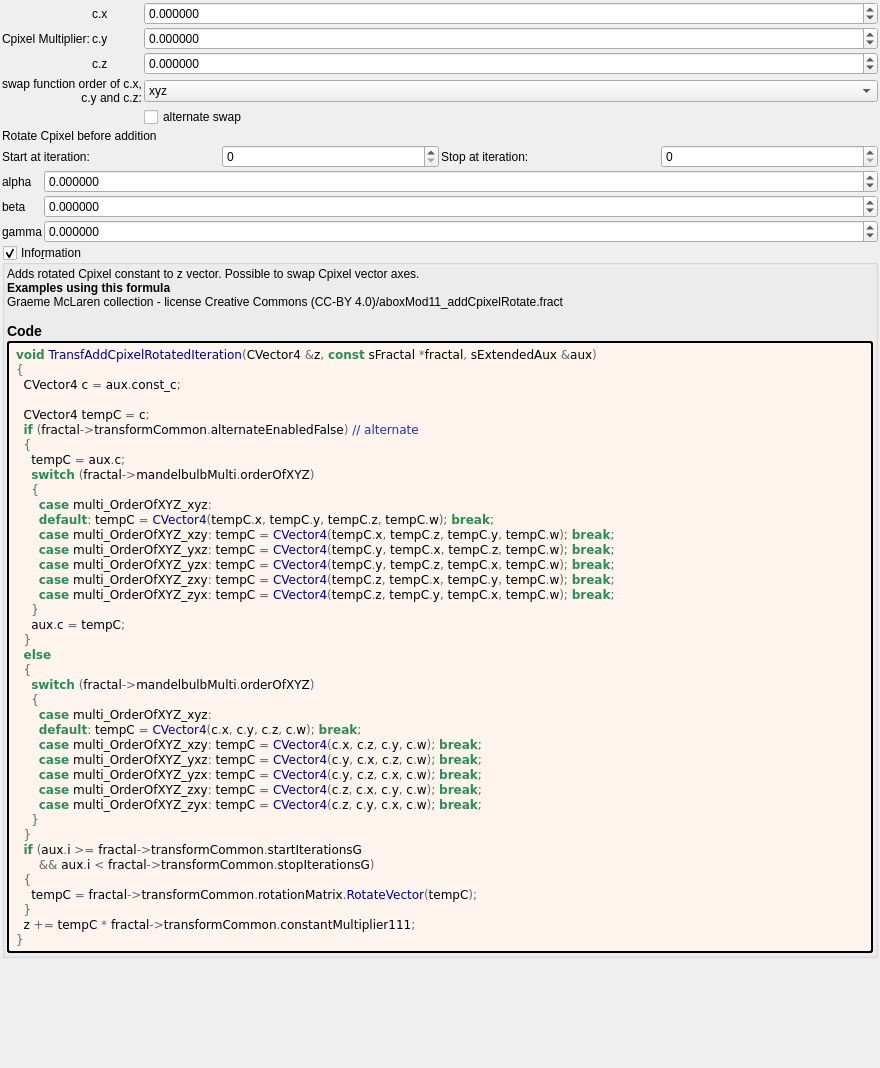
First picture: the form in mandelbulber2/formula/ui/transf_add_cpixel_rotated.ui, repository buddhi1980/mandelbulber2, before the edit.
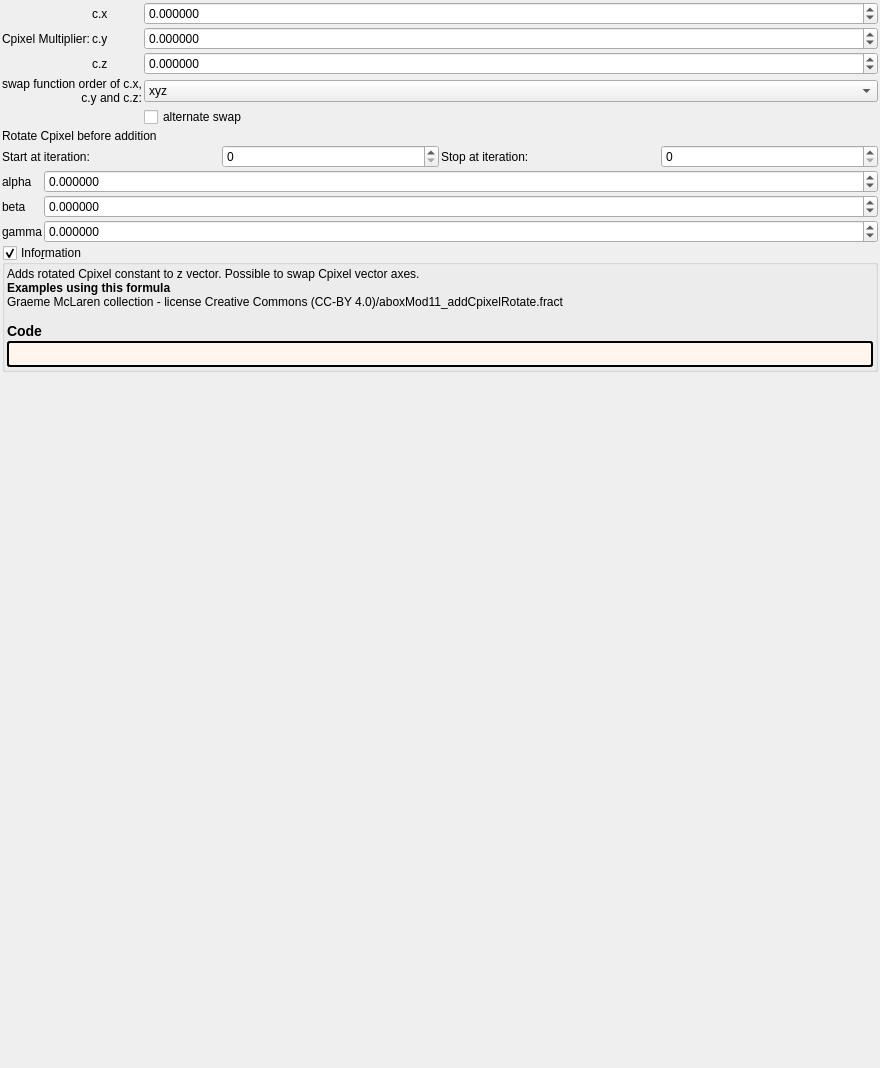
Second picture: the form after the edit. Custom widgets are drawn as their Qt base class.

Diff of the .ui file:
```diff
--- a/mandelbulber2/formula/ui/transf_add_cpixel_rotated.ui
+++ b/mandelbulber2/formula/ui/transf_add_cpixel_rotated.ui
@@ -423,49 +423,7 @@
          <string notr="true">border-style: outset; border-width: 2px; border-radius: 3px; border-color: black; background-color: #fff5ee; padding: 4px;</string>
         </property>
         <property name="text">
-         <string notr="true">&lt;body style=&quot;background-color:#fff5ee&quot;&gt;
-&lt;pre style=&quot;color:#000000; background-color:#fff5ee;  font-family:'Courier New',monospace;&quot;&gt;&lt;span style=&quot;color:#2e8b57; font-weight:bold&quot;&gt;void&lt;/span&gt; &lt;span style=&quot;color:#00008f&quot;&gt;TransfAddCpixelRotatedIteration&lt;/span&gt;&lt;span style=&quot;color:#676767&quot;&gt;(&lt;/span&gt;CVector4 &lt;span style=&quot;color:#676767&quot;&gt;&amp;amp;&lt;/span&gt;z&lt;span style=&quot;color:#676767&quot;&gt;,&lt;/span&gt; &lt;span style=&quot;color:#2e8b57; font-weight:bold&quot;&gt;const&lt;/span&gt; sFractal &lt;span style=&quot;color:#676767&quot;&gt;*&lt;/span&gt;fractal&lt;span style=&quot;color:#676767&quot;&gt;,&lt;/span&gt; sExtendedAux &lt;span style=&quot;color:#676767&quot;&gt;&amp;amp;&lt;/span&gt;aux&lt;span style=&quot;color:#676767&quot;&gt;)&lt;/span&gt;
-&lt;span style=&quot;color:#676767&quot;&gt;{&lt;/span&gt;
-  CVector4 c &lt;span style=&quot;color:#676767&quot;&gt;=&lt;/span&gt; aux&lt;span style=&quot;color:#676767&quot;&gt;.&lt;/span&gt;const_c&lt;span style=&quot;color:#676767&quot;&gt;;&lt;/span&gt;
-
-  CVector4 tempC &lt;span style=&quot;color:#676767&quot;&gt;=&lt;/span&gt; c&lt;span style=&quot;color:#676767&quot;&gt;;&lt;/span&gt;
-  &lt;span style=&quot;color:#2e8b57; font-weight:bold&quot;&gt;if&lt;/span&gt; &lt;span style=&quot;color:#676767&quot;&gt;(&lt;/span&gt;fractal&lt;span style=&quot;color:#676767&quot;&gt;-&amp;gt;&lt;/span&gt;transformCommon&lt;span style=&quot;color:#676767&quot;&gt;.&lt;/span&gt;alternateEnabledFalse&lt;span style=&quot;color:#676767&quot;&gt;)&lt;/span&gt; &lt;span style=&quot;color:#2929cc&quot;&gt;// alternate&lt;/span&gt;
-  &lt;span style=&quot;color:#676767&quot;&gt;{&lt;/span&gt;
-    tempC &lt;span style=&quot;color:#676767&quot;&gt;=&lt;/span&gt; aux&lt;span style=&quot;color:#676767&quot;&gt;.&lt;/span&gt;c&lt;span style=&quot;color:#676767&quot;&gt;;&lt;/span&gt;
-    &lt;span style=&quot;color:#2e8b57; font-weight:bold&quot;&gt;switch&lt;/span&gt; &lt;span style=&quot;color:#676767&quot;&gt;(&lt;/span&gt;fractal&lt;span style=&quot;color:#676767&quot;&gt;-&amp;gt;&lt;/span&gt;mandelbulbMulti&lt;span style=&quot;color:#676767&quot;&gt;.&lt;/span&gt;orderOfXYZ&lt;span style=&quot;color:#676767&quot;&gt;)&lt;/span&gt;
-    &lt;span style=&quot;color:#676767&quot;&gt;{&lt;/span&gt;
-      &lt;span style=&quot;color:#2e8b57; font-weight:bold&quot;&gt;case&lt;/span&gt; multi_OrderOfXYZ_xyz&lt;span style=&quot;color:#676767&quot;&gt;:&lt;/span&gt;
-      &lt;span style=&quot;color:#2e8b57; font-weight:bold&quot;&gt;default&lt;/span&gt;&lt;span style=&quot;color:#676767&quot;&gt;:&lt;/span&gt; tempC &lt;span style=&quot;color:#676767&quot;&gt;=&lt;/span&gt; &lt;span style=&quot;color:#00008f&quot;&gt;CVector4&lt;/span&gt;&lt;span style=&quot;color:#676767&quot;&gt;(&lt;/span&gt;tempC&lt;span style=&quot;color:#676767&quot;&gt;.&lt;/span&gt;x&lt;span style=&quot;color:#676767&quot;&gt;,&lt;/span&gt; tempC&lt;span style=&quot;color:#676767&quot;&gt;.&lt;/span&gt;y&lt;span style=&quot;color:#676767&quot;&gt;,&lt;/span&gt; tempC&lt;span style=&quot;color:#676767&quot;&gt;.&lt;/span&gt;z&lt;span style=&quot;color:#676767&quot;&gt;,&lt;/span&gt; tempC&lt;span style=&quot;color:#676767&quot;&gt;.&lt;/span&gt;w&lt;span style=&quot;color:#676767&quot;&gt;);&lt;/span&gt; &lt;span style=&quot;color:#2e8b57; font-weight:bold&quot;&gt;break&lt;/span&gt;&lt;span style=&quot;color:#676767&quot;&gt;;&lt;/span&gt;
-      &lt;span style=&quot;color:#2e8b57; font-weight:bold&quot;&gt;case&lt;/span&gt; multi_OrderOfXYZ_xzy&lt;span style=&quot;color:#676767&quot;&gt;:&lt;/span&gt; tempC &lt;span style=&quot;color:#676767&quot;&gt;=&lt;/span&gt; &lt;span style=&quot;color:#00008f&quot;&gt;CVector4&lt;/span&gt;&lt;span style=&quot;color:#676767&quot;&gt;(&lt;/span&gt;tempC&lt;span style=&quot;color:#676767&quot;&gt;.&lt;/span&gt;x&lt;span style=&quot;color:#676767&quot;&gt;,&lt;/span&gt; tempC&lt;span style=&quot;color:#676767&quot;&gt;.&lt;/span&gt;z&lt;span style=&quot;color:#676767&quot;&gt;,&lt;/span&gt; tempC&lt;span style=&quot;color:#676767&quot;&gt;.&lt;/span&gt;y&lt;span style=&quot;color:#676767&quot;&gt;,&lt;/span&gt; tempC&lt;span style=&quot;color:#676767&quot;&gt;.&lt;/span&gt;w&lt;span style=&quot;color:#676767&quot;&gt;);&lt;/span&gt; &lt;span style=&quot;color:#2e8b57; font-weight:bold&quot;&gt;break&lt;/span&gt;&lt;span style=&quot;color:#676767&quot;&gt;;&lt;/span&gt;
-      &lt;span style=&quot;color:#2e8b57; font-weight:bold&quot;&gt;case&lt;/span&gt; multi_OrderOfXYZ_yxz&lt;span style=&quot;color:#676767&quot;&gt;:&lt;/span&gt; tempC &lt;span style=&quot;color:#676767&quot;&gt;=&lt;/span&gt; &lt;span style=&quot;color:#00008f&quot;&gt;CVector4&lt;/span&gt;&lt;span style=&quot;color:#676767&quot;&gt;(&lt;/span&gt;tempC&lt;span style=&quot;color:#676767&quot;&gt;.&lt;/span&gt;y&lt;span style=&quot;color:#676767&quot;&gt;,&lt;/span&gt; tempC&lt;span style=&quot;color:#676767&quot;&gt;.&lt;/span&gt;x&lt;span style=&quot;color:#676767&quot;&gt;,&lt;/span&gt; tempC&lt;span style=&quot;color:#676767&quot;&gt;.&lt;/span&gt;z&lt;span style=&quot;color:#676767&quot;&gt;,&lt;/span&gt; tempC&lt;span style=&quot;color:#676767&quot;&gt;.&lt;/span&gt;w&lt;span style=&quot;color:#676767&quot;&gt;);&lt;/span&gt; &lt;span style=&quot;color:#2e8b57; font-weight:bold&quot;&gt;break&lt;/span&gt;&lt;span style=&quot;color:#676767&quot;&gt;;&lt;/span&gt;
-      &lt;span style=&quot;color:#2e8b57; font-weight:bold&quot;&gt;case&lt;/span&gt; multi_OrderOfXYZ_yzx&lt;span style=&quot;color:#676767&quot;&gt;:&lt;/span&gt; tempC &lt;span style=&quot;color:#676767&quot;&gt;=&lt;/span&gt; &lt;span style=&quot;color:#00008f&quot;&gt;CVector4&lt;/span&gt;&lt;span style=&quot;color:#676767&quot;&gt;(&lt;/span&gt;tempC&lt;span style=&quot;color:#676767&quot;&gt;.&lt;/span&gt;y&lt;span style=&quot;color:#676767&quot;&gt;,&lt;/span&gt; tempC&lt;span style=&quot;color:#676767&quot;&gt;.&lt;/span&gt;z&lt;span style=&quot;color:#676767&quot;&gt;,&lt;/span&gt; tempC&lt;span style=&quot;color:#676767&quot;&gt;.&lt;/span&gt;x&lt;span style=&quot;color:#676767&quot;&gt;,&lt;/span&gt; tempC&lt;span style=&quot;color:#676767&quot;&gt;.&lt;/span&gt;w&lt;span style=&quot;color:#676767&quot;&gt;);&lt;/span&gt; &lt;span style=&quot;color:#2e8b57; font-weight:bold&quot;&gt;break&lt;/span&gt;&lt;span style=&quot;color:#676767&quot;&gt;;&lt;/span&gt;
-      &lt;span style=&quot;color:#2e8b57; font-weight:bold&quot;&gt;case&lt;/span&gt; multi_OrderOfXYZ_zxy&lt;span style=&quot;color:#676767&quot;&gt;:&lt;/span&gt; tempC &lt;span style=&quot;color:#676767&quot;&gt;=&lt;/span&gt; &lt;span style=&quot;color:#00008f&quot;&gt;CVector4&lt;/span&gt;&lt;span style=&quot;color:#676767&quot;&gt;(&lt;/span&gt;tempC&lt;span style=&quot;color:#676767&quot;&gt;.&lt;/span&gt;z&lt;span style=&quot;color:#676767&quot;&gt;,&lt;/span&gt; tempC&lt;span style=&quot;color:#676767&quot;&gt;.&lt;/span&gt;x&lt;span style=&quot;color:#676767&quot;&gt;,&lt;/span&gt; tempC&lt;span style=&quot;color:#676767&quot;&gt;.&lt;/span&gt;y&lt;span style=&quot;color:#676767&quot;&gt;,&lt;/span&gt; tempC&lt;span style=&quot;color:#676767&quot;&gt;.&lt;/span&gt;w&lt;span style=&quot;color:#676767&quot;&gt;);&lt;/span&gt; &lt;span style=&quot;color:#2e8b57; font-weight:bold&quot;&gt;break&lt;/span&gt;&lt;span style=&quot;color:#676767&quot;&gt;;&lt;/span&gt;
-      &lt;span style=&quot;color:#2e8b57; font-weight:bold&quot;&gt;case&lt;/span&gt; multi_OrderOfXYZ_zyx&lt;span style=&quot;color:#676767&quot;&gt;:&lt;/span&gt; tempC &lt;span style=&quot;color:#676767&quot;&gt;=&lt;/span&gt; &lt;span style=&quot;color:#00008f&quot;&gt;CVector4&lt;/span&gt;&lt;span style=&quot;color:#676767&quot;&gt;(&lt;/span&gt;tempC&lt;span style=&quot;color:#676767&quot;&gt;.&lt;/span&gt;z&lt;span style=&quot;color:#676767&quot;&gt;,&lt;/span&gt; tempC&lt;span style=&quot;color:#676767&quot;&gt;.&lt;/span&gt;y&lt;span style=&quot;color:#676767&quot;&gt;,&lt;/span&gt; tempC&lt;span style=&quot;color:#676767&quot;&gt;.&lt;/span&gt;x&lt;span style=&quot;color:#676767&quot;&gt;,&lt;/span&gt; tempC&lt;span style=&quot;color:#676767&quot;&gt;.&lt;/span&gt;w&lt;span style=&quot;color:#676767&quot;&gt;);&lt;/span&gt; &lt;span style=&quot;color:#2e8b57; font-weight:bold&quot;&gt;break&lt;/span&gt;&lt;span style=&quot;color:#676767&quot;&gt;;&lt;/span&gt;
-    &lt;span style=&quot;color:#676767&quot;&gt;}&lt;/span&gt;
-    aux&lt;span style=&quot;color:#676767&quot;&gt;.&lt;/span&gt;c &lt;span style=&quot;color:#676767&quot;&gt;=&lt;/span&gt; tempC&lt;span style=&quot;color:#676767&quot;&gt;;&lt;/span&gt;
-  &lt;span style=&quot;color:#676767&quot;&gt;}&lt;/span&gt;
-  &lt;span style=&quot;color:#2e8b57; font-weight:bold&quot;&gt;else&lt;/span&gt;
-  &lt;span style=&quot;color:#676767&quot;&gt;{&lt;/span&gt;
-    &lt;span style=&quot;color:#2e8b57; font-weight:bold&quot;&gt;switch&lt;/span&gt; &lt;span style=&quot;color:#676767&quot;&gt;(&lt;/span&gt;fractal&lt;span style=&quot;color:#676767&quot;&gt;-&amp;gt;&lt;/span&gt;mandelbulbMulti&lt;span style=&quot;color:#676767&quot;&gt;.&lt;/span&gt;orderOfXYZ&lt;span style=&quot;color:#676767&quot;&gt;)&lt;/span&gt;
-    &lt;span style=&quot;color:#676767&quot;&gt;{&lt;/span&gt;
-      &lt;span style=&quot;color:#2e8b57; font-weight:bold&quot;&gt;case&lt;/span&gt; multi_OrderOfXYZ_xyz&lt;span style=&quot;color:#676767&quot;&gt;:&lt;/span&gt;
-      &lt;span style=&quot;color:#2e8b57; font-weight:bold&quot;&gt;default&lt;/span&gt;&lt;span style=&quot;color:#676767&quot;&gt;:&lt;/span&gt; tempC &lt;span style=&quot;color:#676767&quot;&gt;=&lt;/span&gt; &lt;span style=&quot;color:#00008f&quot;&gt;CVector4&lt;/span&gt;&lt;span style=&quot;color:#676767&quot;&gt;(&lt;/span&gt;c&lt;span style=&quot;color:#676767&quot;&gt;.&lt;/span&gt;x&lt;span style=&quot;color:#676767&quot;&gt;,&lt;/span&gt; c&lt;span style=&quot;color:#676767&quot;&gt;.&lt;/span&gt;y&lt;span style=&quot;color:#676767&quot;&gt;,&lt;/span&gt; c&lt;span style=&quot;color:#676767&quot;&gt;.&lt;/span&gt;z&lt;span style=&quot;color:#676767&quot;&gt;,&lt;/span&gt; c&lt;span style=&quot;color:#676767&quot;&gt;.&lt;/span&gt;w&lt;span style=&quot;color:#676767&quot;&gt;);&lt;/span&gt; &lt;span style=&quot;color:#2e8b57; font-weight:bold&quot;&gt;break&lt;/span&gt;&lt;span style=&quot;color:#676767&quot;&gt;;&lt;/span&gt;
-      &lt;span style=&quot;color:#2e8b57; font-weight:bold&quot;&gt;case&lt;/span&gt; multi_OrderOfXYZ_xzy&lt;span style=&quot;color:#676767&quot;&gt;:&lt;/span&gt; tempC &lt;span style=&quot;color:#676767&quot;&gt;=&lt;/span&gt; &lt;span style=&quot;color:#00008f&quot;&gt;CVector4&lt;/span&gt;&lt;span style=&quot;color:#676767&quot;&gt;(&lt;/span&gt;c&lt;span style=&quot;color:#676767&quot;&gt;.&lt;/span&gt;x&lt;span style=&quot;color:#676767&quot;&gt;,&lt;/span&gt; c&lt;span style=&quot;color:#676767&quot;&gt;.&lt;/span&gt;z&lt;span style=&quot;color:#676767&quot;&gt;,&lt;/span&gt; c&lt;span style=&quot;color:#676767&quot;&gt;.&lt;/span&gt;y&lt;span style=&quot;color:#676767&quot;&gt;,&lt;/span&gt; c&lt;span style=&quot;color:#676767&quot;&gt;.&lt;/span&gt;w&lt;span style=&quot;color:#676767&quot;&gt;);&lt;/span&gt; &lt;span style=&quot;color:#2e8b57; font-weight:bold&quot;&gt;break&lt;/span&gt;&lt;span style=&quot;color:#676767&quot;&gt;;&lt;/span&gt;
-      &lt;span style=&quot;color:#2e8b57; font-weight:bold&quot;&gt;case&lt;/span&gt; multi_OrderOfXYZ_yxz&lt;span style=&quot;color:#676767&quot;&gt;:&lt;/span&gt; tempC &lt;span style=&quot;color:#676767&quot;&gt;=&lt;/span&gt; &lt;span style=&quot;color:#00008f&quot;&gt;CVector4&lt;/span&gt;&lt;span style=&quot;color:#676767&quot;&gt;(&lt;/span&gt;c&lt;span style=&quot;color:#676767&quot;&gt;.&lt;/span&gt;y&lt;span style=&quot;color:#676767&quot;&gt;,&lt;/span&gt; c&lt;span style=&quot;color:#676767&quot;&gt;.&lt;/span&gt;x&lt;span style=&quot;color:#676767&quot;&gt;,&lt;/span&gt; c&lt;span style=&quot;color:#676767&quot;&gt;.&lt;/span&gt;z&lt;span style=&quot;color:#676767&quot;&gt;,&lt;/span&gt; c&lt;span style=&quot;color:#676767&quot;&gt;.&lt;/span&gt;w&lt;span style=&quot;color:#676767&quot;&gt;);&lt;/span&gt; &lt;span style=&quot;color:#2e8b57; font-weight:bold&quot;&gt;break&lt;/span&gt;&lt;span style=&quot;color:#676767&quot;&gt;;&lt;/span&gt;
-      &lt;span style=&quot;color:#2e8b57; font-weight:bold&quot;&gt;case&lt;/span&gt; multi_OrderOfXYZ_yzx&lt;span style=&quot;color:#676767&quot;&gt;:&lt;/span&gt; tempC &lt;span style=&quot;color:#676767&quot;&gt;=&lt;/span&gt; &lt;span style=&quot;color:#00008f&quot;&gt;CVector4&lt;/span&gt;&lt;span style=&quot;color:#676767&quot;&gt;(&lt;/span&gt;c&lt;span style=&quot;color:#676767&quot;&gt;.&lt;/span&gt;y&lt;span style=&quot;color:#676767&quot;&gt;,&lt;/span&gt; c&lt;span style=&quot;color:#676767&quot;&gt;.&lt;/span&gt;z&lt;span style=&quot;color:#676767&quot;&gt;,&lt;/span&gt; c&lt;span style=&quot;color:#676767&quot;&gt;.&lt;/span&gt;x&lt;span style=&quot;color:#676767&quot;&gt;,&lt;/span&gt; c&lt;span style=&quot;color:#676767&quot;&gt;.&lt;/span&gt;w&lt;span style=&quot;color:#676767&quot;&gt;);&lt;/span&gt; &lt;span style=&quot;color:#2e8b57; font-weight:bold&quot;&gt;break&lt;/span&gt;&lt;span style=&quot;color:#676767&quot;&gt;;&lt;/span&gt;
-      &lt;span style=&quot;color:#2e8b57; font-weight:bold&quot;&gt;case&lt;/span&gt; multi_OrderOfXYZ_zxy&lt;span style=&quot;color:#676767&quot;&gt;:&lt;/span&gt; tempC &lt;span style=&quot;color:#676767&quot;&gt;=&lt;/span&gt; &lt;span style=&quot;color:#00008f&quot;&gt;CVector4&lt;/span&gt;&lt;span style=&quot;color:#676767&quot;&gt;(&lt;/span&gt;c&lt;span style=&quot;color:#676767&quot;&gt;.&lt;/span&gt;z&lt;span style=&quot;color:#676767&quot;&gt;,&lt;/span&gt; c&lt;span style=&quot;color:#676767&quot;&gt;.&lt;/span&gt;x&lt;span style=&quot;color:#676767&quot;&gt;,&lt;/span&gt; c&lt;span style=&quot;color:#676767&quot;&gt;.&lt;/span&gt;y&lt;span style=&quot;color:#676767&quot;&gt;,&lt;/span&gt; c&lt;span style=&quot;color:#676767&quot;&gt;.&lt;/span&gt;w&lt;span style=&quot;color:#676767&quot;&gt;);&lt;/span&gt; &lt;span style=&quot;color:#2e8b57; font-weight:bold&quot;&gt;break&lt;/span&gt;&lt;span style=&quot;color:#676767&quot;&gt;;&lt;/span&gt;
-      &lt;span style=&quot;color:#2e8b57; font-weight:bold&quot;&gt;case&lt;/span&gt; multi_OrderOfXYZ_zyx&lt;span style=&quot;color:#676767&quot;&gt;:&lt;/span&gt; tempC &lt;span style=&quot;color:#676767&quot;&gt;=&lt;/span&gt; &lt;span style=&quot;color:#00008f&quot;&gt;CVector4&lt;/span&gt;&lt;span style=&quot;color:#676767&quot;&gt;(&lt;/span&gt;c&lt;span style=&quot;color:#676767&quot;&gt;.&lt;/span&gt;z&lt;span style=&quot;color:#676767&quot;&gt;,&lt;/span&gt; c&lt;span style=&quot;color:#676767&quot;&gt;.&lt;/span&gt;y&lt;span style=&quot;color:#676767&quot;&gt;,&lt;/span&gt; c&lt;span style=&quot;color:#676767&quot;&gt;.&lt;/span&gt;x&lt;span style=&quot;color:#676767&quot;&gt;,&lt;/span&gt; c&lt;span style=&quot;color:#676767&quot;&gt;.&lt;/span&gt;w&lt;span style=&quot;color:#676767&quot;&gt;);&lt;/span&gt; &lt;span style=&quot;color:#2e8b57; font-weight:bold&quot;&gt;break&lt;/span&gt;&lt;span style=&quot;color:#676767&quot;&gt;;&lt;/span&gt;
-    &lt;span style=&quot;color:#676767&quot;&gt;}&lt;/span&gt;
-  &lt;span style=&quot;color:#676767&quot;&gt;}&lt;/span&gt;
-  &lt;span style=&quot;color:#2e8b57; font-weight:bold&quot;&gt;if&lt;/span&gt; &lt;span style=&quot;color:#676767&quot;&gt;(&lt;/span&gt;aux&lt;span style=&quot;color:#676767&quot;&gt;.&lt;/span&gt;i &lt;span style=&quot;color:#676767&quot;&gt;&amp;gt;=&lt;/span&gt; fractal&lt;span style=&quot;color:#676767&quot;&gt;-&amp;gt;&lt;/span&gt;transformCommon&lt;span style=&quot;color:#676767&quot;&gt;.&lt;/span&gt;startIterationsG
-      &lt;span style=&quot;color:#676767&quot;&gt;&amp;amp;&amp;amp;&lt;/span&gt; aux&lt;span style=&quot;color:#676767&quot;&gt;.&lt;/span&gt;i &lt;span style=&quot;color:#676767&quot;&gt;&amp;lt;&lt;/span&gt; fractal&lt;span style=&quot;color:#676767&quot;&gt;-&amp;gt;&lt;/span&gt;transformCommon&lt;span style=&quot;color:#676767&quot;&gt;.&lt;/span&gt;stopIterationsG&lt;span style=&quot;color:#676767&quot;&gt;)&lt;/span&gt;
-  &lt;span style=&quot;color:#676767&quot;&gt;{&lt;/span&gt;
-    tempC &lt;span style=&quot;color:#676767&quot;&gt;=&lt;/span&gt; fractal&lt;span style=&quot;color:#676767&quot;&gt;-&amp;gt;&lt;/span&gt;transformCommon&lt;span style=&quot;color:#676767&quot;&gt;.&lt;/span&gt;rotationMatrix&lt;span style=&quot;color:#676767&quot;&gt;.&lt;/span&gt;&lt;span style=&quot;color:#00008f&quot;&gt;RotateVector&lt;/span&gt;&lt;span style=&quot;color:#676767&quot;&gt;(&lt;/span&gt;tempC&lt;span style=&quot;color:#676767&quot;&gt;);&lt;/span&gt;
-  &lt;span style=&quot;color:#676767&quot;&gt;}&lt;/span&gt;
-  z &lt;span style=&quot;color:#676767&quot;&gt;+=&lt;/span&gt; tempC &lt;span style=&quot;color:#676767&quot;&gt;*&lt;/span&gt; fractal&lt;span style=&quot;color:#676767&quot;&gt;-&amp;gt;&lt;/span&gt;transformCommon&lt;span style=&quot;color:#676767&quot;&gt;.&lt;/span&gt;constantMultiplier111&lt;span style=&quot;color:#676767&quot;&gt;;&lt;/span&gt;
-&lt;span style=&quot;color:#676767&quot;&gt;}&lt;/span&gt;
-&lt;/pre&gt;
-&lt;/body&gt;</string>
+         <string notr="true"></string>
         </property>
         <property name="wordWrap">
          <bool>true</bool>
```
